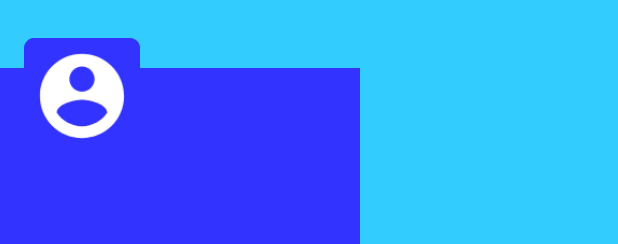
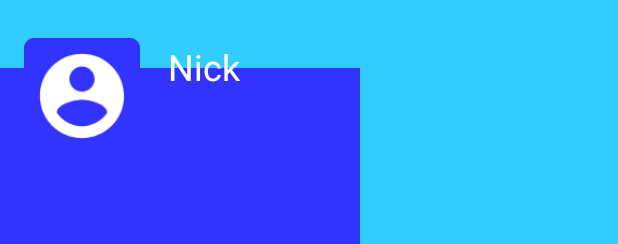
Before and after one commit to rhv1001/pr5, an Android app: the layout activity_materialdesign.xml on its own in the app's theme, with its tools: preview values and no code run, on a phone screen of 412 x 824 dp. Shown: the top 244 px of the screen. Run offline under Robolectric (Android 15) with nearby library versions, the phone set to English and light mode, and no system bars.

Commit message:
cambios mat deisgn

```diff
--- a/app/src/main/res/layout/activity_materialdesign.xml
+++ b/app/src/main/res/layout/activity_materialdesign.xml
@@ -241,4 +241,21 @@
         app:layout_constraintStart_toStartOf="parent"
         app:layout_constraintTop_toTopOf="@+id/view6"
         app:layout_constraintVertical_bias="0.334" />
+
+    <TextView
+        android:id="@+id/textView8"
+        android:layout_width="68dp"
+        android:layout_height="30dp"
+        android:layout_marginStart="8dp"
+        android:layout_marginLeft="8dp"
+        android:layout_marginTop="28dp"
+        android:layout_marginEnd="8dp"
+        android:layout_marginRight="8dp"
+        android:text="@string/nombreUsuario"
+        android:textColor="@color/white"
+        android:textSize="24sp"
+        app:layout_constraintEnd_toEndOf="parent"
+        app:layout_constraintHorizontal_bias="0.317"
+        app:layout_constraintStart_toStartOf="parent"
+        app:layout_constraintTop_toTopOf="parent" />
 </android.support.constraint.ConstraintLayout>
--- a/app/src/main/res/values/strings.xml
+++ b/app/src/main/res/values/strings.xml
@@ -41,6 +41,6 @@
     <string name="plazaDisp">Plazas Disponibles</string>
     <string name="precio">Precio</string>
     <string name="tipoViaje">Tipo de Viaje</string>
-
+    <string name="nombreUsuario">Nick</string>
 
 </resources>
```
